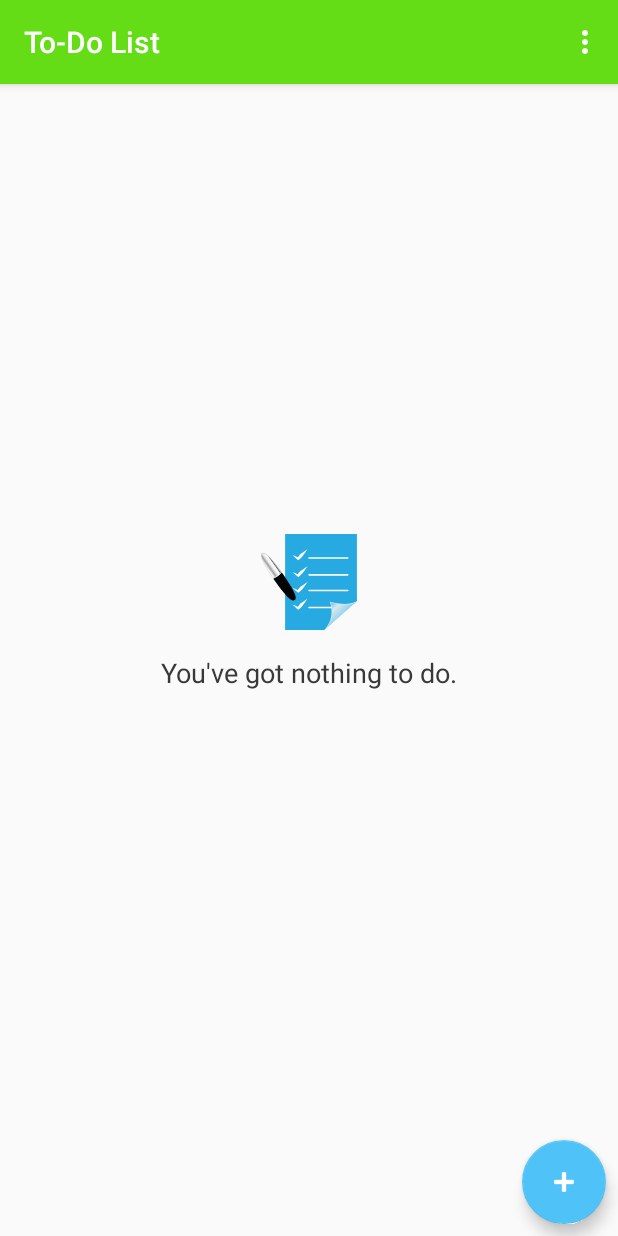
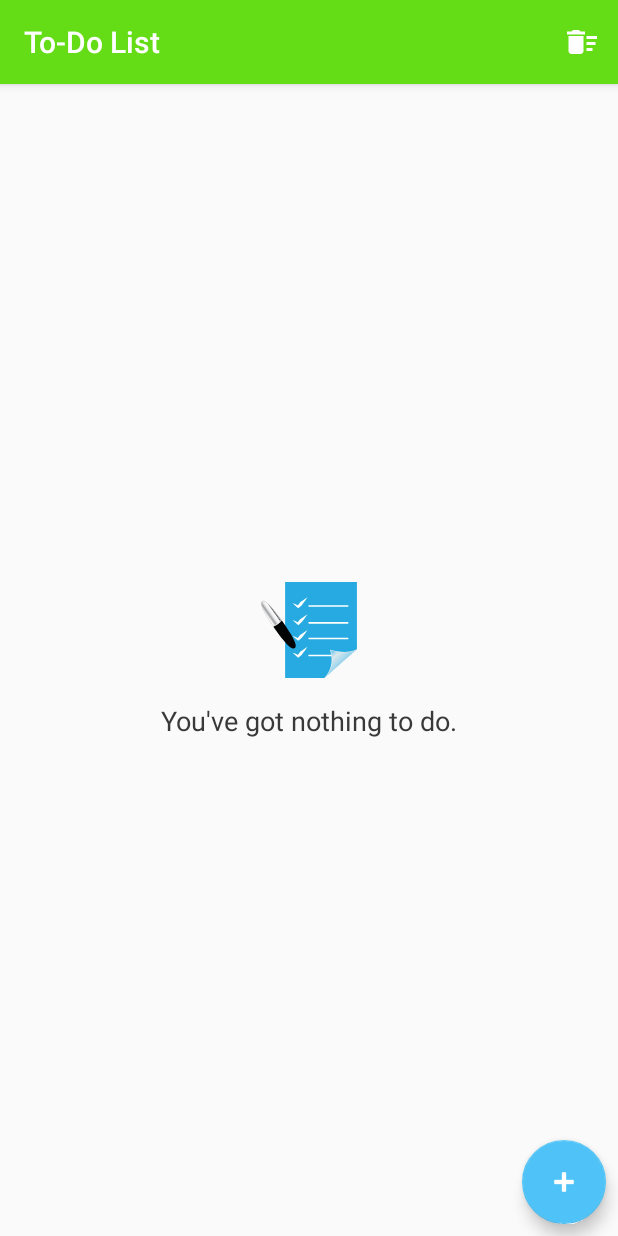
Before and after one commit to Umair-Syed/TODOList, an Android app: the screen it shows after launch (MainActivity), on a phone screen of 412 x 824 dp. Run offline under Robolectric (Android 15) with nearby library versions, the phone set to English and light mode, and no system bars; our stand-ins replace Room's generated code.

Commit message:
Remove ads and purchase, implement delete all dialog, implement undo task delete snackbar

```diff
--- a/app/src/main/java/com/skapps/android/todolist/CheckPurchase.java
+++ /dev/null
@@ -1,35 +0,0 @@
-package com.skapps.android.todolist;
-
-import android.content.Context;
-import android.content.SharedPreferences;
-
-/**
- * Created by Syed Umair on 23/05/2020.
- */
-public class CheckPurchase {
-    private Context context;
-
-    private final String ISPURCHASED = "IsPurchased";
-
-    public CheckPurchase(Context context){
-        this.context = context;
-    }
-
-    public void setUserPurchased(boolean isPurchase){
-        if(context != null){
-            SharedPreferences pref = context.getSharedPreferences("inAppPurchase", Context.MODE_PRIVATE);
-            SharedPreferences.Editor editor = pref.edit();
-            editor.putBoolean(ISPURCHASED, isPurchase);
-            editor.apply();
-        }
-    }
-
-    public boolean isUserPurchased(){
-        if(context != null){
-            SharedPreferences pref = context.getSharedPreferences("inAppPurchase", Context.MODE_PRIVATE);
-            return pref.getBoolean(ISPURCHASED, false );
-        }else {
-            return false;
-        }
-    }
-}
--- a/app/src/main/java/com/skapps/android/todolist/MainActivity.java
+++ b/app/src/main/java/com/skapps/android/todolist/MainActivity.java
@@ -1,39 +1,22 @@
 package com.skapps.android.todolist;
-
-import android.content.Context;
+import android.content.DialogInterface;
 import android.content.Intent;
-import android.net.ConnectivityManager;
-import android.net.NetworkInfo;
 import android.os.Bundle;
-import android.util.Log;
-import android.util.TypedValue;
 import android.view.Menu;
 import android.view.MenuItem;
 import android.view.View;
 import android.view.ViewGroup;
-import android.widget.LinearLayout;
 import android.widget.ProgressBar;
 import android.widget.TextView;
-import android.widget.Toast;
 
-import com.anjlab.android.iab.v3.BillingProcessor;
-import com.anjlab.android.iab.v3.TransactionDetails;
+import com.google.android.material.snackbar.Snackbar;
 import com.skapps.android.todolist.database.AppDatabase;
 import com.skapps.android.todolist.database.TaskEntry;
-import com.google.android.gms.ads.AdRequest;
-import com.google.android.gms.ads.AdView;
-import com.google.android.gms.ads.MobileAds;
-import com.google.android.gms.ads.RequestConfiguration;
-import com.google.android.gms.ads.initialization.InitializationStatus;
-import com.google.android.gms.ads.initialization.OnInitializationCompleteListener;
 import com.google.android.material.floatingactionbutton.FloatingActionButton;
-
-import java.util.ArrayList;
 import java.util.Collections;
 import java.util.List;
-
 import androidx.annotation.NonNull;
-import androidx.annotation.Nullable;
+import androidx.appcompat.app.AlertDialog;
 import androidx.appcompat.app.AppCompatActivity;
 import androidx.constraintlayout.widget.ConstraintLayout;
 import androidx.lifecycle.Observer;
@@ -46,20 +29,14 @@ import androidx.recyclerview.widget.RecyclerView;
 import static androidx.recyclerview.widget.DividerItemDecoration.VERTICAL;
 
 
-public class MainActivity extends AppCompatActivity implements TaskAdapter.ItemClickListener, TaskAdapter.CheckBoxCheckListener, BillingProcessor.IBillingHandler{
+public class MainActivity extends AppCompatActivity implements TaskAdapter.ItemClickListener, TaskAdapter.CheckBoxCheckListener{
 
-    private String PRODUCT_ID = "com.skapps.android.todolist.id";
-
-    private CheckPurchase mCheckPurchase;
     private RecyclerView mRecyclerView;
     private TaskAdapter mAdapter;
     private ProgressBar mprogressBar;
     private TextView mProgressValue;
     private TextView mEmptyView;
-    private AdView mAdView;
-    private LinearLayout adContainer;
     private ConstraintLayout mConstraintLayout;
-    private BillingProcessor mBillingProcessor;
 
 
     private double mTotalProgressPercent;
@@ -70,46 +47,11 @@ public class MainActivity extends AppCompatActivity implements TaskAdapter.ItemC
         super.onCreate(savedInstanceState);
         setContentView(R.layout.activity_main);
 
-        mCheckPurchase = new CheckPurchase(this);
-
         mprogressBar = findViewById(R.id.progressBar);
         mRecyclerView = findViewById(R.id.recyclerViewTasks);
         mProgressValue = findViewById(R.id.progressValue);
         mEmptyView = findViewById(R.id.emptyView);
         mConstraintLayout = findViewById(R.id.constraintLayout);
-        adContainer = findViewById(R.id.adContainer);
-        mAdView = findViewById(R.id.adView);
-
-        if(!isConnected(this) || mCheckPurchase.isUserPurchased()){
-            removeAds();
-
-        } else{
-
-            adContainer.setVisibility(View.VISIBLE);
-            mBillingProcessor = new BillingProcessor(this, AppConfig.LICENSE_KEY, this);
-
-
-            ViewGroup.MarginLayoutParams params = (ViewGroup.MarginLayoutParams) mConstraintLayout.getLayoutParams();
-            int pxValue = (int) TypedValue.applyDimension(TypedValue.COMPLEX_UNIT_DIP, 64, this.getResources().getDisplayMetrics());
-            params.bottomMargin = pxValue;
-
-            List<String> testDevices = new ArrayList<>();
-            testDevices.add(AdRequest.DEVICE_ID_EMULATOR);
-            RequestConfiguration requestConfiguration
-                    = new RequestConfiguration.Builder()
-                    .setTestDeviceIds(testDevices)
-                    .build();
-            MobileAds.setRequestConfiguration(requestConfiguration);
-
-            MobileAds.initialize(this, new OnInitializationCompleteListener() {
-                @Override
-                public void onInitializationComplete(InitializationStatus initializationStatus) {
-                }
-            });
-            AdRequest adRequest = new AdRequest.Builder().build();
-            mAdView.loadAd(adRequest);
-
-        }
 
 
         mRecyclerView.setLayoutManager(new LinearLayoutManager(this));
@@ -121,6 +63,9 @@ public class MainActivity extends AppCompatActivity implements TaskAdapter.ItemC
         mRecyclerView.addItemDecoration(decoration);
 
         mDb = AppDatabase.getInstance(getApplicationContext());
+
+        ViewGroup.MarginLayoutParams params = (ViewGroup.MarginLayoutParams) mConstraintLayout.getLayoutParams();
+        params.bottomMargin = 0;
 
 
         new ItemTouchHelper(new ItemTouchHelper.SimpleCallback(ItemTouchHelper.UP | ItemTouchHelper.DOWN, ItemTouchHelper.LEFT | ItemTouchHelper.RIGHT) {
@@ -137,14 +82,35 @@ public class MainActivity extends AppCompatActivity implements TaskAdapter.ItemC
 
             @Override
             public void onSwiped(@NonNull final RecyclerView.ViewHolder viewHolder, int swipeDir) {
+                int position = viewHolder.getAdapterPosition();
+                List<TaskEntry> tasks =  mAdapter.getTasks();
+                final TaskEntry taskToBeDeleted = tasks.get(position);
+
                 AppExecutors.getInstance().diskIO().execute(new Runnable() {
                     @Override
                     public void run() {
-                        int position = viewHolder.getAdapterPosition();
-                        List<TaskEntry> tasks =  mAdapter.getTasks();
-                        mDb.taskDao().deleteTask(tasks.get(position));
+                        mDb.taskDao().deleteTask(taskToBeDeleted);
                     }
                 });
+
+                Snackbar snackbar = Snackbar
+                        .make(viewHolder.itemView, "Task deleted!", Snackbar.LENGTH_LONG);
+                snackbar.setAction("UNDO", new View.OnClickListener() {
+                    @Override
+                    public void onClick(View view) {
+                        AppExecutors.getInstance().diskIO().execute(new Runnable() {
+                            @Override
+                            public void run() {
+                                mDb.taskDao().insertTask(taskToBeDeleted);
+                            }
+                        });
+
+                    }
+                }).show();
+
+
+
+
             }
         }).attachToRecyclerView(mRecyclerView);
 
@@ -170,12 +136,6 @@ public class MainActivity extends AppCompatActivity implements TaskAdapter.ItemC
     @Override
     public boolean onCreateOptionsMenu(Menu menu) {
         getMenuInflater().inflate(R.menu.menu, menu);
-
-        if(mCheckPurchase.isUserPurchased()){
-            MenuItem item = menu.findItem(R.id.remove_ads);
-            item.setVisible(false);
-        }
-
         return true;
     }
 
@@ -183,27 +143,28 @@ public class MainActivity extends AppCompatActivity implements TaskAdapter.ItemC
     public boolean onOptionsItemSelected(MenuItem item) {
         switch (item.getItemId()){
             case R.id.delete_all_tasks:
+                new AlertDialog.Builder(this)
+                        .setCancelable(false)
+                        .setTitle("Delete all tasks")
+                        .setPositiveButton("No", new DialogInterface.OnClickListener() {
+                            public void onClick(DialogInterface dialog, int id) {
+                                dialog.cancel();
+                            }
+                        })
+                        .setNegativeButton("Yes", new DialogInterface.OnClickListener() {
+                            public void onClick(DialogInterface dialog, int id) {
                                 AppExecutors.getInstance().diskIO().execute(new Runnable() {
                                     @Override
                                     public void run() {
                                         mDb.taskDao().deleteAll();
                                     }
                                 });
-                return true;
-            case R.id.remove_ads:
-                if(isConnected(this)){
-                    if(mBillingProcessor == null){
-                        mBillingProcessor = new BillingProcessor(this, AppConfig.LICENSE_KEY, this);
-                        mBillingProcessor.purchase(this, PRODUCT_ID);
-                    }else{
-                        mBillingProcessor.purchase(this, PRODUCT_ID);
                             }
-                }else{
-                    Toast.makeText(this, "No Internet Connection.", Toast.LENGTH_SHORT).show();
-                }
+                        })
+                        .setMessage( "Do you want to delete all tasks?")
+                        .show();
 
                 return true;
-
         }
         return super.onOptionsItemSelected(item);
     }
@@ -262,63 +223,4 @@ public class MainActivity extends AppCompatActivity implements TaskAdapter.ItemC
         }
         mTotalProgressPercent = (double)countChecked/taskEntries.size() *100;
     }
-
-    private boolean isConnected(Context context) {
-        ConnectivityManager connectivityManager = (ConnectivityManager) context.getSystemService(Context.CONNECTIVITY_SERVICE);
-        NetworkInfo wifiInfo = connectivityManager.getNetworkInfo(ConnectivityManager.TYPE_WIFI);
-        NetworkInfo mobileInfo = connectivityManager.getNetworkInfo(ConnectivityManager.TYPE_MOBILE);
-
-        if ((wifiInfo != null && wifiInfo.isConnected()) || (mobileInfo != null && mobileInfo.isConnected())) {
-            return true;
-        } else {
-            return false;
 }
-    }
-
-    private void removeAds() {
-        adContainer.setVisibility(View.GONE);
-        ViewGroup.MarginLayoutParams params = (ViewGroup.MarginLayoutParams) mConstraintLayout.getLayoutParams();
-        params.bottomMargin = 0;
-    }
-
-
-    @Override
-    protected void onActivityResult(int requestCode, int resultCode, @Nullable Intent data) {
-        if(!mBillingProcessor.handleActivityResult(requestCode, resultCode, data))
-            super.onActivityResult(requestCode, resultCode, data);
-    }
-
-    @Override
-    public void onDestroy() {
-        if (mBillingProcessor != null) {
-            mBillingProcessor.release();
-        }
-        super.onDestroy();
-    }
-
-    @Override
-    public void onProductPurchased(String productId, TransactionDetails details) {
-        if(productId.equals(PRODUCT_ID)){
-            mCheckPurchase.setUserPurchased(true);
-            Toast.makeText(MainActivity.this, "Your purchase was successful. Ads Removed.", Toast.LENGTH_LONG).show();
-            removeAds();
-        }
-    }
-
-    @Override
-    public void onPurchaseHistoryRestored() {
-
-    }
-
-    @Override
-    public void onBillingError(int errorCode, Throwable error) {
-        Toast.makeText(MainActivity.this, "Purchase was unsuccessful.", Toast.LENGTH_LONG).show();
-        mCheckPurchase.setUserPurchased(false );
-    }
-
-    @Override
-    public void onBillingInitialized() {
-
-    }
-
-}
--- /dev/null
+++ b/app/src/main/res/drawable/ic_baseline_delete_sweep_24.xml
@@ -0,0 +1,5 @@
+<vector android:height="24dp" android:tint="#fff"
+    android:viewportHeight="24" android:viewportWidth="24"
+    android:width="24dp" xmlns:android="http://schemas.android.com/apk/res/android">
+    <path android:fillColor="@android:color/white" android:pathData="M15,16h4v2h-4zM15,8h7v2h-7zM15,12h6v2h-6zM3,18c0,1.1 0.9,2 2,2h6c1.1,0 2,-0.9 2,-2L13,8L3,8v10zM14,5h-3l-1,-1L6,4L5,5L2,5v2h12z"/>
+</vector>
--- a/app/src/main/res/layout/content_main.xml
+++ b/app/src/main/res/layout/content_main.xml
@@ -24,23 +24,4 @@
                 app:srcCompat="@android:drawable/ic_input_add" />
         </LinearLayout>
 
-        <!-- LinearLayour for AdView-->
-        <LinearLayout
-            android:id="@+id/adContainer"
-            android:layout_weight="1"
-            android:layout_width="match_parent"
-            android:layout_height="match_parent">
-
-            <com.google.android.gms.ads.AdView
-                xmlns:ads="http://schemas.android.com/apk/res-auto"
-                android:id="@+id/adView"
-                android:layout_width="wrap_content"
-                android:layout_height="wrap_content"
-                android:layout_gravity="center_horizontal|bottom|start"
-                ads:adSize="BANNER"
-                ads:adUnitId="ca-app-pub-3334522491409129/8342335049">
-            </com.google.android.gms.ads.AdView>
-        </LinearLayout>
-
-
 </LinearLayout>
--- a/app/src/main/res/menu/menu.xml
+++ b/app/src/main/res/menu/menu.xml
@@ -5,9 +5,6 @@
     <item
         android:id="@+id/delete_all_tasks"
         android:title="@string/delete_all_tasks"
-        app:showAsAction="never"/>
-    <item
-        android:id="@+id/remove_ads"
-        android:title="@string/remove_ads"
-        app:showAsAction="never"/>
+        android:icon="@drawable/ic_baseline_delete_sweep_24"
+        app:showAsAction="always"/>
 </menu>
```
Also changed, not shown: app/build.gradle (+4 -7 lines). Lines whose indentation alone changed are shown as unchanged.
